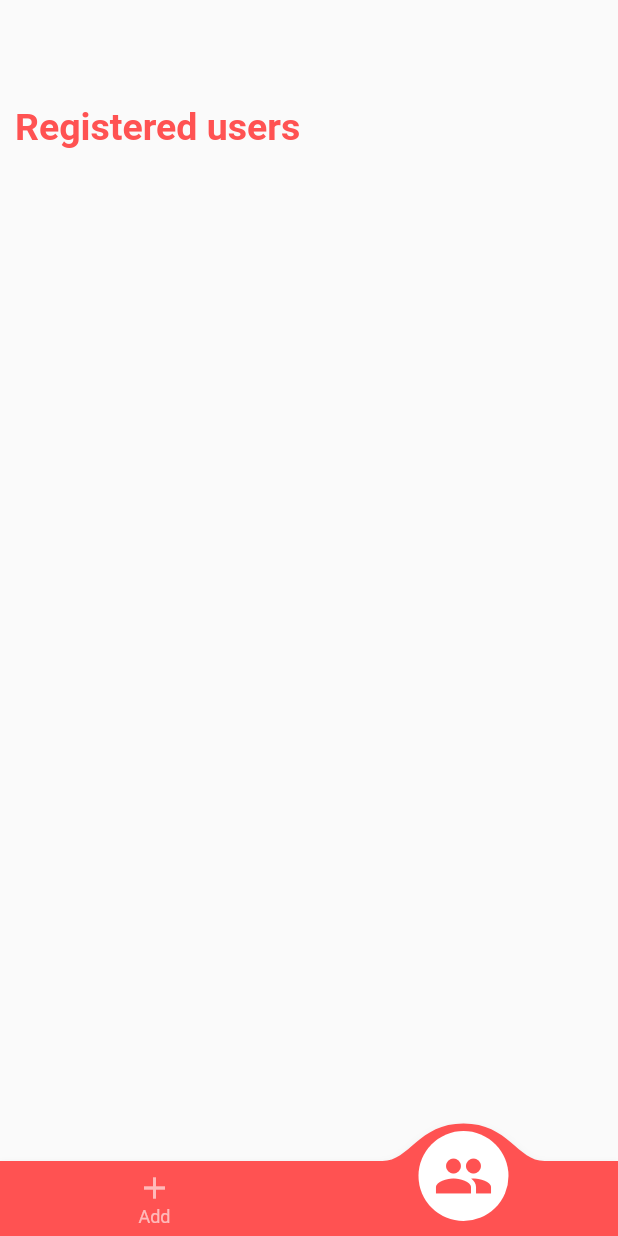
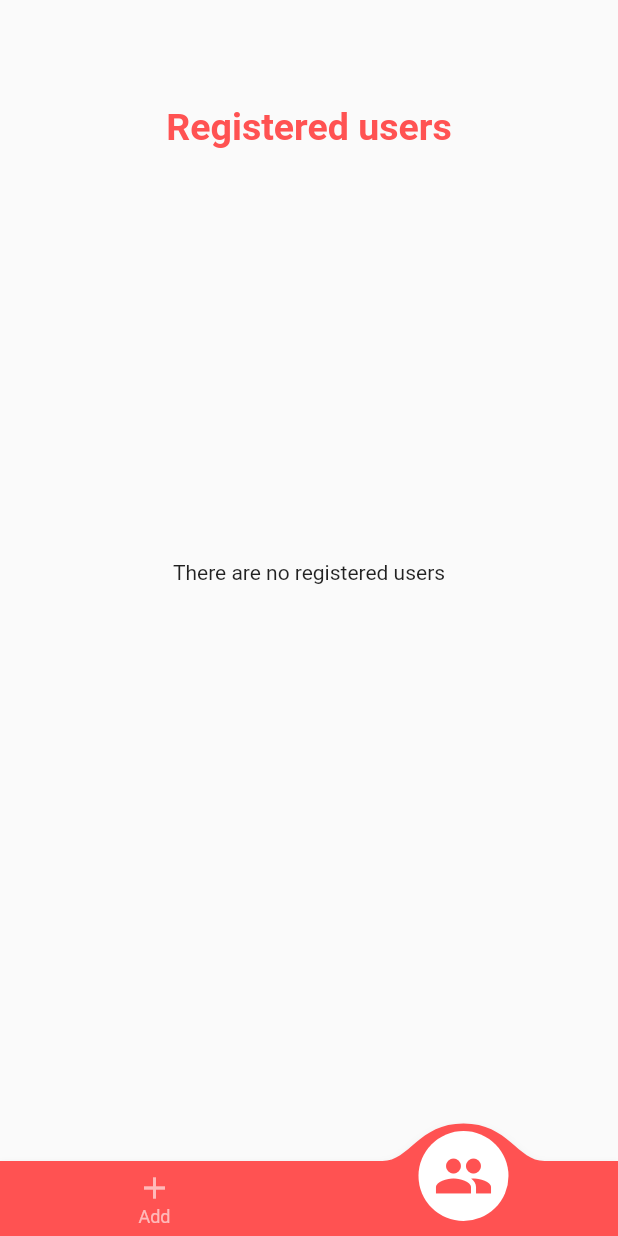
Before and after one commit to anferente20/flutter_register_form, a Flutter app: the screen it shows after launch, item 2 of the bottom bar chosen, on a phone screen of 412 x 824 dp. Run offline on Flutter 3.47's test engine with Material 2 defaults, Android fonts, the light colour scheme and no system bars; drawn by our look-alikes of convex_bottom_bar; our stand-ins replace equatable, flutter_bloc; generated files the repository leaves out were written again.

Commit message:
add display of user information

```diff
--- a/lib/design/pages/main_page.dart
+++ b/lib/design/pages/main_page.dart
@@ -1,9 +1,6 @@
 import 'package:flutter/material.dart';
-import 'package:flutter_bloc/flutter_bloc.dart';
-import 'package:register_form/core/bloc/user_bloc.dart';
-import 'package:register_form/core/models/user.dart';
 import 'package:register_form/design/screens/add_user_screen.dart';
-import 'package:register_form/design/screens/user_information_screen.dart';
+import 'package:register_form/design/screens/list_users_screen.dart';
 import 'package:register_form/design/utils/bottom_bar.dart';
 
 class MainPage extends StatefulWidget {
--- /dev/null
+++ b/lib/design/screens/list_users_screen.dart
@@ -0,0 +1,76 @@
+import 'package:flutter/material.dart';
+import 'package:flutter_bloc/flutter_bloc.dart';
+import 'package:register_form/core/bloc/user_bloc.dart';
+import 'package:register_form/core/models/user.dart';
+import 'package:flutter_gen/gen_l10n/app_localizations.dart';
+import 'package:register_form/design/screens/user_information_screen.dart';
+
+class UserInformationScreen extends StatefulWidget {
+  const UserInformationScreen({super.key});
+
+  @override
+  State<UserInformationScreen> createState() => _UserInformationScreenState();
+}
+
+class _UserInformationScreenState extends State<UserInformationScreen> {
+  List<User> users = [];
+
+  @override
+  void initState() {
+    super.initState();
+  }
+
+  @override
+  Widget build(BuildContext context) {
+    return BlocBuilder<UserBloc, UserState>(builder: (context, state) {
+      return Container(
+        padding: const EdgeInsets.symmetric(horizontal: 10, vertical: 70),
+        alignment: Alignment.center,
+        child: Column(
+          children: [
+            Text(AppLocalizations.of(context)!.registeredUsers,
+                textAlign: TextAlign.center,
+                style: const TextStyle(
+                  fontSize: 25,
+                  color: Colors.redAccent,
+                  fontWeight: FontWeight.bold,
+                )),
+            SizedBox(
+                height: state.users.isEmpty
+                    ? MediaQuery.of(context).size.height / 3
+                    : 40),
+            SingleChildScrollView(
+                child: Column(children: [
+              state.users.isEmpty
+                  ? Center(child: Text(AppLocalizations.of(context)!.noUsers))
+                  : const SizedBox(height: 10),
+              for (final user in state.users) ...{printUser(user, context)}
+            ]))
+          ],
+        ),
+      );
+    });
+  }
+}
+
+Widget printUser(User user, BuildContext context) {
+  return Column(children: [
+    const SizedBox(height: 10),
+    Row(mainAxisAlignment: MainAxisAlignment.spaceBetween, children: [
+      Text("${user.lastName.toUpperCase()}, ${user.name}"),
+      GestureDetector(
+        child: Text(
+          AppLocalizations.of(context)!.more,
+          style: const TextStyle(
+              color: Colors.redAccent, decoration: TextDecoration.underline),
+        ),
+        onTap: () {
+          Navigator.pushNamed(context, UserInformation.route,
+              arguments: UserInformationArgs(user: user));
+        },
+      )
+    ]),
+    const SizedBox(height: 10),
+    const Divider(thickness: 1, color: Colors.grey),
+  ]);
+}
--- a/lib/l10n/app_en.arb
+++ b/lib/l10n/app_en.arb
@@ -8,5 +8,6 @@
     "add": "Add",
     "users": "Users",
     "more": "More",
-    "registeredUsers": "Registered users"
+    "registeredUsers": "Registered users",
+    "noUsers": "There are no registered users"
 }
--- a/lib/l10n/app_es.arb
+++ b/lib/l10n/app_es.arb
@@ -8,5 +8,6 @@
     "add": "Agregar",
     "users": "Usuarios",
     "more": "Ver más",
-    "registeredUsers": "Usuarios registrados"
+    "registeredUsers": "Usuarios registrados",
+    "noUsers": "No hay usuarios registrados"
 }
```
Also changed, not shown: lib/core/router.dart (+6 -1 lines), lib/design/screens/user_information_screen.dart (+92 -47 lines), assets/images/about.png (added).
